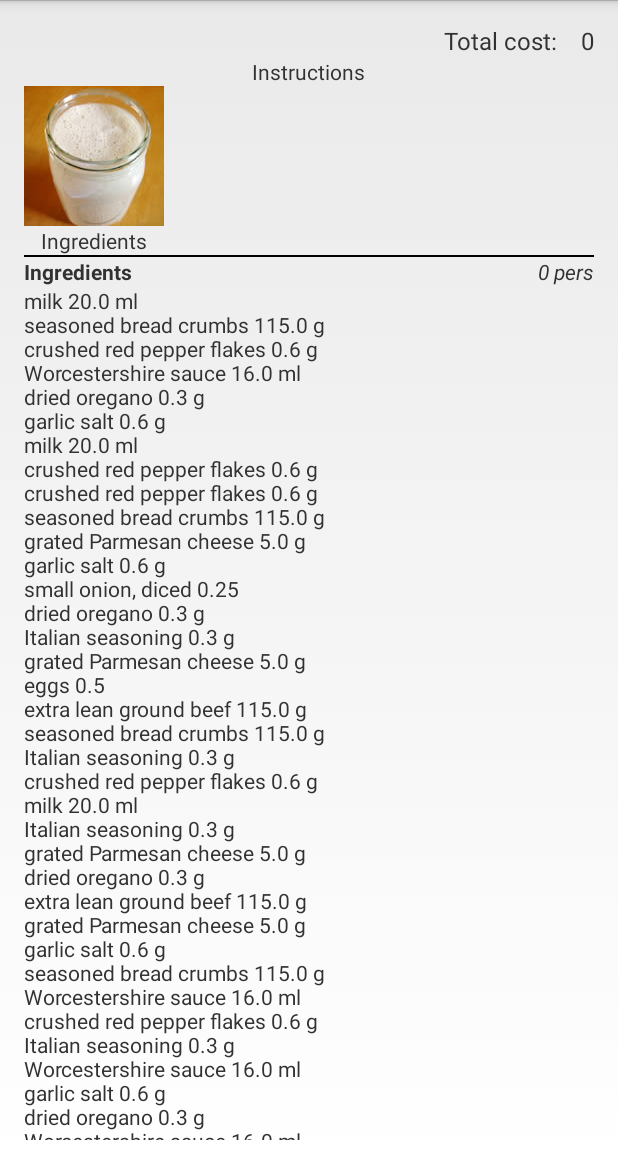
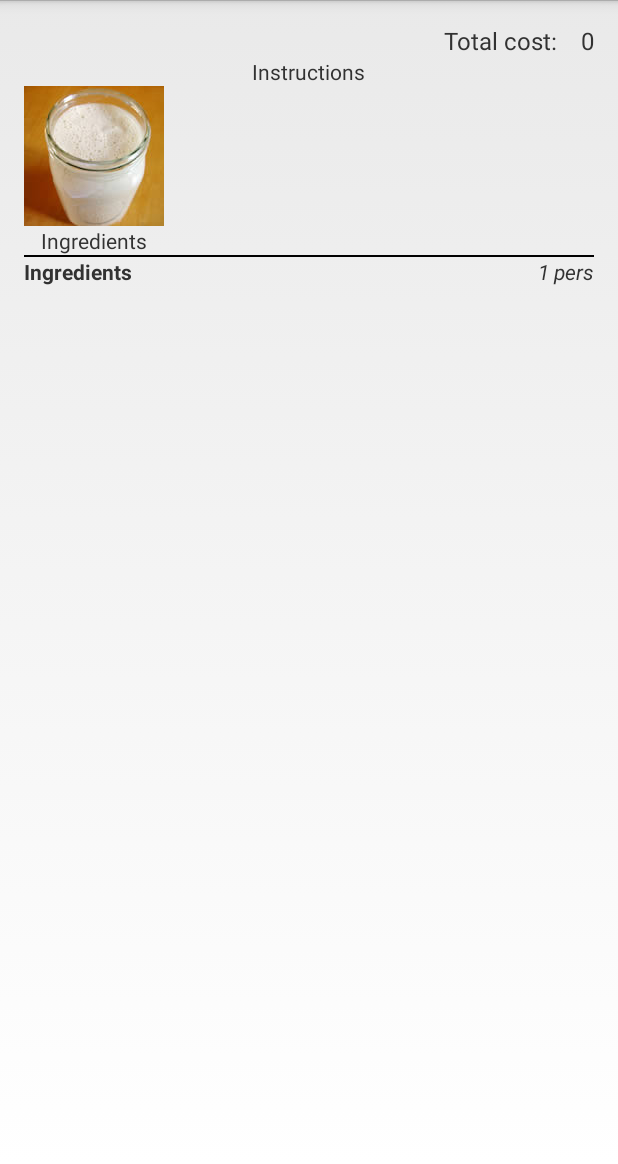
Before and after one commit to emilppp/dinner-planner, an Android app: the OverviewActivity screen opened directly, with no data from a screen before it, after a tap on "hehe", on a phone screen of 412 x 824 dp, the part 72-1236 px from its top. Run offline under Robolectric (Android 15) with nearby library versions, the phone set to English and light mode, and no system bars; 1 statement that could not run was skipped.

```diff
--- a/app/src/main/java/se/kth/csc/iprog/dinnerplanner/android/MainActivity.java
+++ b/app/src/main/java/se/kth/csc/iprog/dinnerplanner/android/MainActivity.java
@@ -27,6 +27,7 @@ public class MainActivity extends Activity {
 
         Button start = (Button) findViewById(R.id.welcomeBtn);
 
+        // Moves to next screen
         start.setOnClickListener(new View.OnClickListener() {
             @Override
             public void onClick(View view) {
--- a/app/src/main/java/se/kth/csc/iprog/dinnerplanner/android/OverviewActivity.java
+++ b/app/src/main/java/se/kth/csc/iprog/dinnerplanner/android/OverviewActivity.java
@@ -11,9 +11,6 @@ import android.view.ViewGroup;
 import android.widget.ImageView;
 import android.widget.TextView;
 
-
-import org.w3c.dom.Text;
-
 import java.util.Set;
 
 import se.kth.csc.iprog.dinnerplanner.model.DinnerModel;
@@ -24,13 +21,13 @@ import se.kth.csc.iprog.dinnerplanner.model.Ingredient;
 public class OverviewActivity extends Activity {
 
 
-
+    Intent intent = null;
+    DinnerModel model;
     @Override
     protected void onCreate(Bundle savedInstanceState) {
         // Default call to load previous state
         super.onCreate(savedInstanceState);
-        final DinnerModel model = ((DinnerPlannerApplication) this.getApplication()).getModel();
-
+        model = ((DinnerPlannerApplication) this.getApplication()).getModel();
         // Set the view for the main activity screen
         // it must come before any call to findViewById method
         setContentView(R.layout.overview_view);
@@ -38,32 +35,28 @@ public class OverviewActivity extends Activity {
         getActionBar().setDisplayOptions(ActionBar.DISPLAY_SHOW_CUSTOM);
         getActionBar().setCustomView(R.layout.titlebar);
 
+        intent = getIntent();
+        TextView totCost = (TextView) findViewById(R.id.totalCost);
+        totCost.setText(intent.getStringExtra("totCost").toString());
+
+
+
         View ingredientsButton = findViewById(R.id.ingredient_button);
         ImageView ingredientImg = (ImageView) ingredientsButton.findViewById(R.id.testpic);
         ingredientImg.setImageResource(R.drawable.sourdough);
         TextView ingredientText = (TextView) ingredientsButton.findViewById(R.id.testtext);
         ingredientText.setText("Ingredients");
 
-
         RecyclerView courses = (RecyclerView) findViewById(R.id.recyclerViewIngredients);
-
         LinearLayoutManager linearLayoutManager = new LinearLayoutManager(this, LinearLayoutManager.HORIZONTAL, false);
-
         courses.setLayoutManager(linearLayoutManager);
 
+        updateStuff();
         ingredientImg.setOnClickListener(new View.OnClickListener() {
             @Override
             public void onClick(View view) {
 
-                changeView(R.layout.ingredients_view);
-
-                Set<Ingredient> ingredients = model.getAllIngredients();
-                final StringBuilder sb = new StringBuilder();
-                TextView ingredientsList = (TextView) findViewById(R.id.ingredientsList);
-                for(Ingredient i : ingredients) {
-                    sb.append(i.getName()+" "+i.getQuantity()+" "+i.getUnit()+"\n");
-                }
-                ingredientsList.setText(sb);
+                updateStuff();
             }
         });
 
@@ -88,12 +81,6 @@ public class OverviewActivity extends Activity {
             }
         };
         courses.setAdapter(menuAdapter);
-
-
-
-
-
-
     }
 
     private void changeView(int id) {
@@ -105,4 +92,20 @@ public class OverviewActivity extends Activity {
         parent.addView(view, index);
     }
 
+    private void updateStuff() {
+        changeView(R.layout.ingredients_view);
+
+        TextView participants = (TextView) findViewById(R.id.persText);
+        participants.setText(intent.getIntExtra("participants", 1) + " pers");
+
+        Set<Ingredient> ingredients = model.getSelectedIngredients();
+        final StringBuilder sb = new StringBuilder();
+        TextView ingredientsList = (TextView) findViewById(R.id.ingredientsList);
+        for(Ingredient i : ingredients) {
+            sb.append(i.getName()+" "+i.getQuantity()+" "+i.getUnit()+"\n");
+        }
+        ingredientsList.setText(sb);
+
+    }
+
 }
--- a/app/src/main/java/se/kth/csc/iprog/dinnerplanner/model/DinnerModel.java
+++ b/app/src/main/java/se/kth/csc/iprog/dinnerplanner/model/DinnerModel.java
@@ -206,6 +206,19 @@ public class DinnerModel implements IDinnerModel{
         return ingredients;
 	}
 
+	public Set<Ingredient> getSelectedIngredients() {
+		Set<Ingredient> ingredients = new HashSet<Ingredient>();
+		for(Dish d : dishes) {
+			if(d.marked) {
+				for (Ingredient i : d.getIngredients()) {
+					ingredients.add(i);
+				}
+			}
+		}
+
+		return ingredients;
+	}
+
 	@Override
 	public float getTotalMenuPrice() {
 		int sum = 0;
--- a/app/src/main/res/layout/choose_menu_dialog.xml
+++ b/app/src/main/res/layout/choose_menu_dialog.xml
@@ -1,6 +1,5 @@
 <?xml version="1.0" encoding="utf-8"?>
 <LinearLayout xmlns:android="http://schemas.android.com/apk/res/android"
-    xmlns:tools="http://schemas.android.com/tools"
     android:orientation="vertical" android:layout_width="match_parent"
     android:layout_height="match_parent"
     android:paddingRight="@dimen/activity_horizontal_margin"
--- a/app/src/main/res/layout/overview_view.xml
+++ b/app/src/main/res/layout/overview_view.xml
@@ -1,5 +1,8 @@
 <?xml version="1.0" encoding="utf-8"?>
-<LinearLayout xmlns:android="http://schemas.android.com/apk/res/android"
+<ScrollView xmlns:android="http://schemas.android.com/apk/res/android"
+    android:layout_width="match_parent"
+    android:layout_height="match_parent">
+<LinearLayout
     android:orientation="vertical" android:layout_width="match_parent"
     android:layout_height="match_parent"
     android:paddingRight="@dimen/activity_horizontal_margin"
@@ -23,7 +26,7 @@
         android:layout_width="wrap_content"
         android:layout_height="wrap_content"
         android:text="@string/_0"
-        android:id="@+id/totalSumIngredients"
+        android:id="@+id/totalCost"
         android:textSize="16dp"
         android:paddingLeft="@dimen/activity_horizontal_margin"
         />
@@ -35,8 +38,6 @@
         android:text="@string/instructionsText"
         android:layout_gravity="center"/>
 
-
-
     <LinearLayout
         android:layout_width="wrap_content"
         android:layout_height="wrap_content"
@@ -45,15 +46,17 @@
         <include layout="@layout/menuitem"
             android:id="@+id/ingredient_button"
             android:layout_width="wrap_content"
-            android:layout_height="wrap_content">
+            android:layout_height="wrap_content"
+            >
+        </include>
 
-        </include>
     <android.support.v7.widget.RecyclerView
         android:id="@+id/recyclerViewIngredients"
-        android:layout_width="match_parent"
-        android:layout_height="wrap_content">
+        android:layout_width="wrap_content"
+        android:layout_height="wrap_content"
+       >
+    </android.support.v7.widget.RecyclerView>
 
-    </android.support.v7.widget.RecyclerView>
     </LinearLayout>
     <View
         android:layout_width="match_parent"
@@ -63,7 +66,7 @@
     <include layout="@layout/ingredients_view"
         android:layout_width="match_parent"
         android:layout_height="wrap_content">
-
     </include>
 
 </LinearLayout>
+</ScrollView>
```
Also changed, not shown: app/src/main/java/se/kth/csc/iprog/dinnerplanner/android/MenuActivity.java (+10 -4 lines), app/src/main/java/se/kth/csc/iprog/dinnerplanner/android/MenuAdapter.java (+21 -50 lines).
